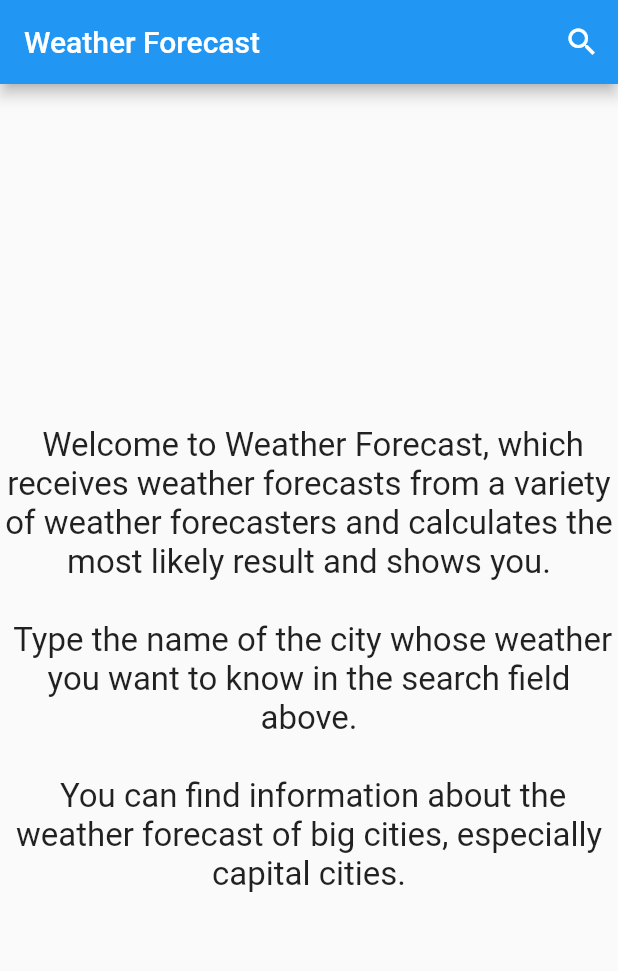
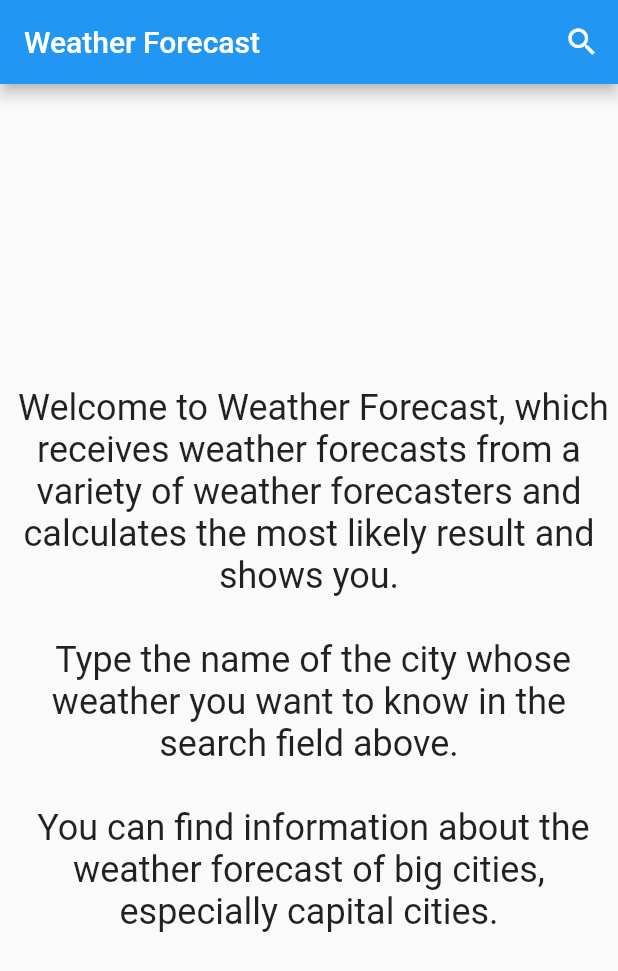
Before and after one commit to feyzagezerer/weather_forecast, a Flutter app: the screen it shows after launch, on a phone screen of 412 x 824 dp. Shown: the top 971 px of the screen. Run offline on Flutter 3.47's test engine with Material 2 defaults, Android fonts, the phone set to English and light mode, and no system bars; our stand-ins replace get_it.

```diff
--- a/lib/widget/weather_app.dart
+++ b/lib/widget/weather_app.dart
@@ -17,7 +17,7 @@ class WeatherApp extends StatelessWidget {
 
   @override
   Widget build(BuildContext context) {
-    _weatherViewModel = Provider.of<WeatherViewModel>(context, listen: false);
+    _weatherViewModel = Provider.of<WeatherViewModel>(context, listen: true);
 
     return Scaffold(
       appBar: AppBar(
@@ -46,7 +46,7 @@ class WeatherApp extends StatelessWidget {
                         "\tWelcome to Weather Forecast, which receives weather forecasts from a variety of weather forecasters and calculates the most likely result and shows you. "
                         "\n\n\tType the name of the city whose weather you want to know in the search field above."
                         "\n\n\tYou can find information about the weather forecast of big cities, especially capital cities.",
-                        style: TextStyle(fontSize: 22),
+                        style: TextStyle(fontSize: 24),
                         textAlign: TextAlign.center,
                       ),
       ),
@@ -76,11 +76,11 @@ class _HavaDurumuGeldiState extends State<HavaDurumuGeldi> {
     // TODO: implement initState
     super.initState();
     _refreshIndicator = Completer<void>();
-    // debugPrint("init state tetiklendi");
+
     WidgetsBinding.instance.addPostFrameCallback((_) {
       var kisaltma = Provider.of<WeatherViewModel>(context, listen: false)
           .havaDurumuKisaltmasi();
-      // debugPrint("kisaltma kodu:" + kisaltma);
+
       Provider.of<MyThemeViewModel>(context, listen: false)
           .temaDegistir(kisaltma);
     });
@@ -88,7 +88,6 @@ class _HavaDurumuGeldiState extends State<HavaDurumuGeldi> {
 
   @override
   Widget build(BuildContext context) {
-    //  debugPrint("widget build tetiklendi");
     _refreshIndicator.complete();
     _refreshIndicator = Completer<void>();
 
@@ -113,7 +112,7 @@ class _HavaDurumuGeldiState extends State<HavaDurumuGeldi> {
             ),
             Padding(
               padding: const EdgeInsets.all(8.0),
-              child: Center(child: LastUpdateWidget()), //parametresiz kullanım
+              child: Center(child: LastUpdateWidget()), //parametresiz
             ),
             Padding(
               padding: const EdgeInsets.all(8.0),
@@ -121,7 +120,7 @@ class _HavaDurumuGeldiState extends State<HavaDurumuGeldi> {
             ),
             Padding(
               padding: const EdgeInsets.all(
-                  16.0), //getirilen hava durumunu parametre olarak geçtik
+                  16.0), //getirilen hava durumunu parametre olarak
               child: Center(
                   child: MaxMinTemperatureWidget(
                 bugununDegerleri:
```
